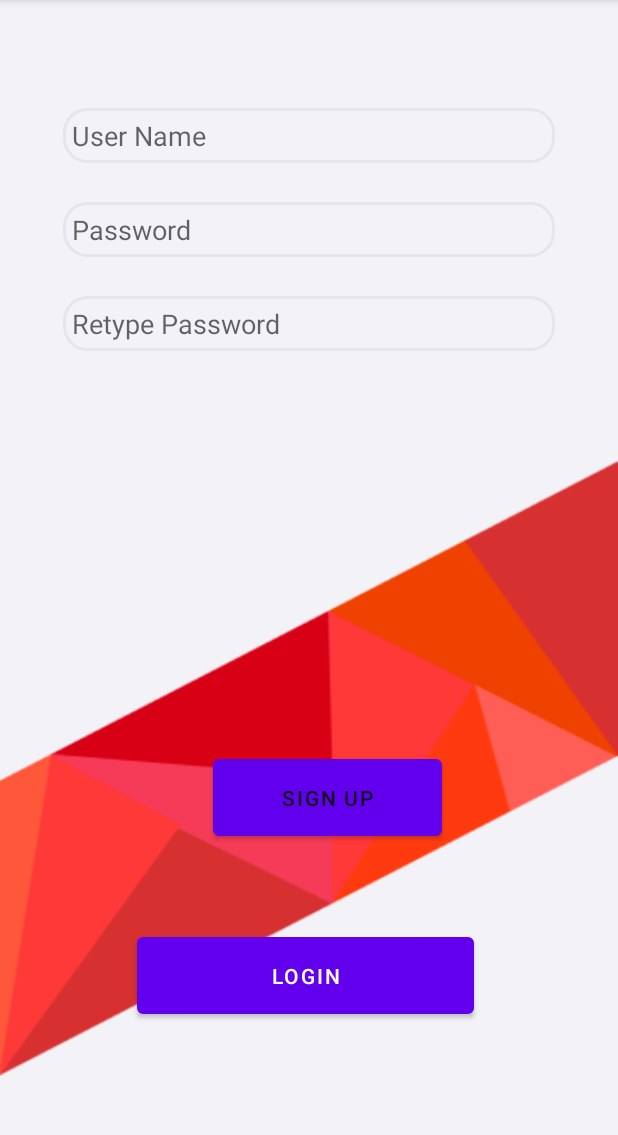
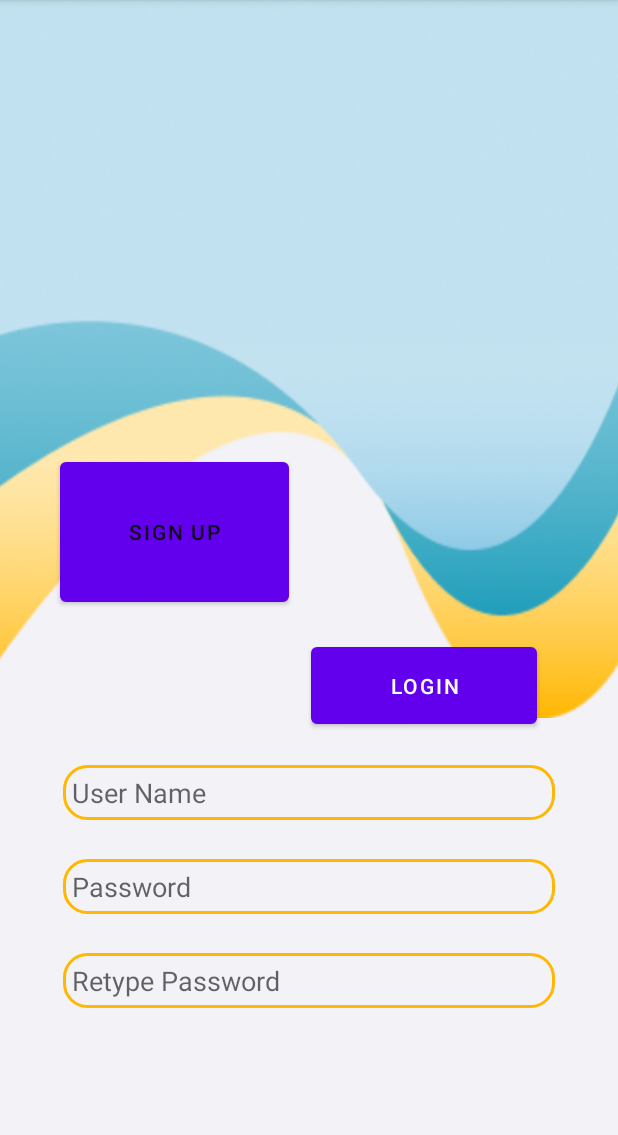
Before and after one commit to apantzar/androidRecipeProject2021, an Android app: the MainActivity screen opened directly, with no data from a screen before it, on a phone screen of 412 x 824 dp, the part 84-1219 px from its top. Run offline under Robolectric (Android 15) with nearby library versions, the phone set to English and light mode, and no system bars.

Commit message:
ui for sign up changed

```diff
--- a/app/src/main/res/drawable/text_box.xml
+++ b/app/src/main/res/drawable/text_box.xml
@@ -2,7 +2,7 @@
 <shape xmlns:android="http://schemas.android.com/apk/res/android">
     <stroke
         android:width="2dp"
-        android:color="#e5e5ea" />
+        android:color="#FFB701" />
     <solid
         android:color="#00FFFFFF"
         android:paddingLeft="6dp"
--- a/app/src/main/res/layout/activity_main.xml
+++ b/app/src/main/res/layout/activity_main.xml
@@ -17,7 +17,7 @@
         android:layout_alignParentEnd="true"
         android:layout_centerHorizontal="true"
         android:layout_marginStart="42dp"
-        android:layout_marginTop="72dp"
+        android:layout_marginTop="510dp"
         android:layout_marginEnd="42dp"
         android:background="@drawable/text_box"
         android:hint="User Name" />
@@ -55,33 +55,35 @@
     <Button
 
         android:id="@+id/btnsignup"
-        android:layout_width="172dp"
-        android:layout_height="wrap_content"
+        android:layout_width="wrap_content"
+        android:layout_height="49dp"
         android:layout_above="@+id/button"
         android:layout_alignParentStart="true"
+        android:layout_alignParentTop="true"
         android:layout_alignParentEnd="true"
         android:layout_centerHorizontal="true"
-        android:layout_marginStart="142dp"
-        android:layout_marginEnd="117dp"
-        android:layout_marginBottom="67dp"
+        android:layout_marginStart="40dp"
+        android:layout_marginTop="308dp"
+        android:layout_marginEnd="219dp"
+        android:layout_marginBottom="30dp"
+
         android:background="@drawable/button_style"
         android:padding="10dp"
-
         android:text="Sign Up"
         android:textColor="#E8090505"
         app:cornerRadius="30dip" />
 
     <Button
         android:id="@+id/button"
-        android:layout_width="233dp"
+        android:layout_width="wrap_content"
         android:layout_height="wrap_content"
         android:layout_alignParentStart="true"
         android:layout_alignParentEnd="true"
         android:layout_alignParentBottom="true"
         android:layout_centerHorizontal="true"
-        android:layout_marginStart="91dp"
-        android:layout_marginEnd="96dp"
-        android:layout_marginBottom="92dp"
+        android:layout_marginStart="207dp"
+        android:layout_marginEnd="54dp"
+        android:layout_marginBottom="285dp"
         android:background="@drawable/button_style"
         android:padding="10dp"
         android:text="Login"
@@ -96,11 +98,11 @@
         android:layout_alignParentEnd="true"
         android:layout_alignParentBottom="true"
         android:layout_centerInParent="true"
-        android:layout_marginStart="-2dp"
-        android:layout_marginTop="240dp"
-        android:layout_marginEnd="0dp"
-        android:layout_marginBottom="50dp"
+        android:layout_marginStart="-1dp"
+        android:layout_marginTop="-1dp"
+        android:layout_marginEnd="-1dp"
+        android:layout_marginBottom="289dp"
         android:scaleType="fitXY"
-        app:srcCompat="@drawable/triangles" />
+        app:srcCompat="@drawable/background" />
 
 </RelativeLayout>
```
Also changed, not shown: app/src/main/res/drawable/background.png (added).
